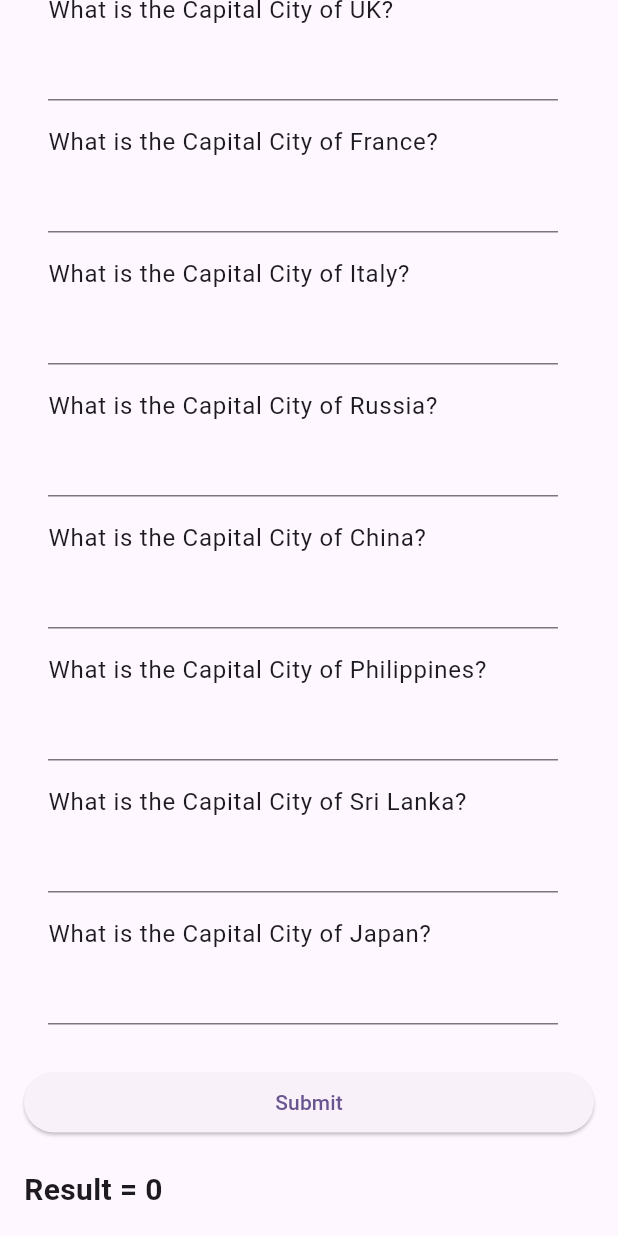
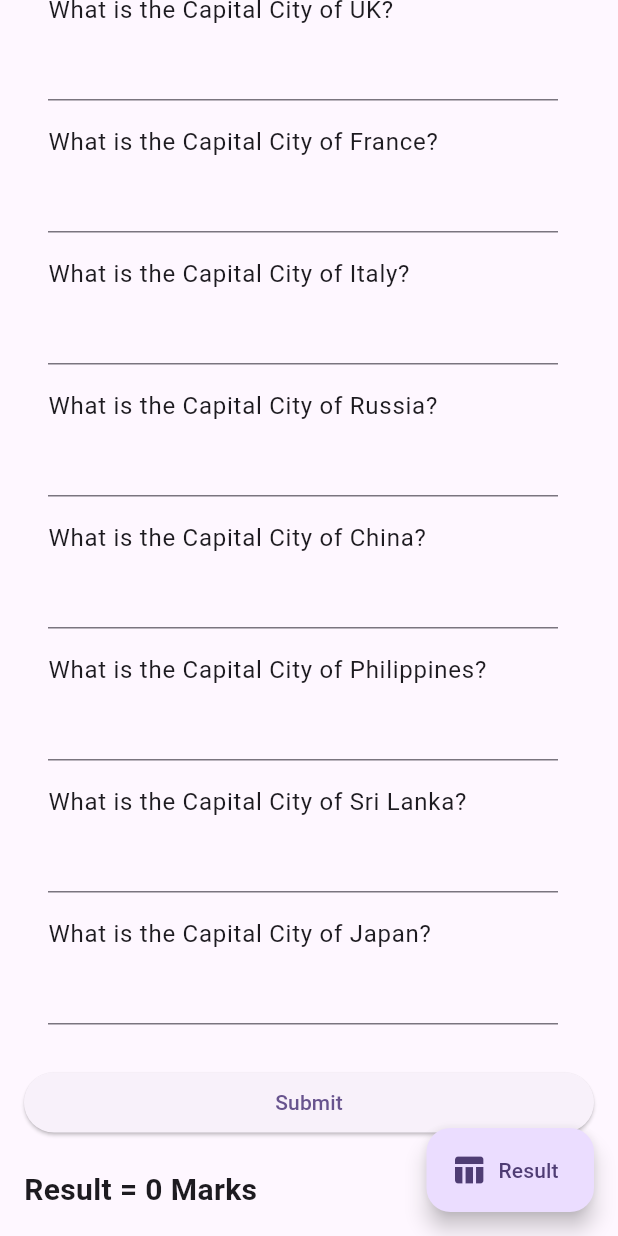
Before and after one commit to ckuthyar/mobileappdev, a Flutter app: the CapitalQuiz screen opened directly, scrolled down 205 dp, after a tap on "Submit", on a phone screen of 412 x 824 dp. Run offline on Flutter 3.47's test engine with Material 3 defaults, Android fonts, the phone set to English and light mode, and no system bars.

Commit message:
Quiz Questions

```diff
--- a/sangamone1/lib/screen8a.dart
+++ b/sangamone1/lib/screen8a.dart
@@ -1,4 +1,7 @@
 import 'package:flutter/material.dart';
+import 'package:sangamone1/screen8b.dart';
+import 'package:sangamone1/screen8c.dart';
+import 'package:sangamone1/util.dart';
 
 class Screen8a extends StatelessWidget {
   const Screen8a({super.key});
@@ -26,6 +29,8 @@ class _CapitalQuizState extends State<CapitalQuiz> {
   List<String> Answer = [
     "New Delhi", "Washington DC", "London", "Paris", "Rome", "Moscow", "Beijing", "Manila", "Colombo", "Tokyo"
   ];
+
+  List<Quiz> list1 = [];
 
   Map<String, String> Ans = {};
 
@@ -56,9 +61,14 @@ class _CapitalQuizState extends State<CapitalQuiz> {
           ElevatedButton(
             onPressed: () {
               int score = 0;
+              list1=[];
               for (int i = 0; i < Question.length; i++) {
                 if (Ans[Question[i]] == Answer[i]) {
                   score++;
+                  list1.add(Quiz(id: i,color: Colors.green,response: Ans[Question[i]],question: Question[i],answer: Answer[i],marks: 10));
+                }
+                else{
+                  list1.add(Quiz(id: i,color: Colors.red,response: Ans[Question[i]],question: Question[i],answer: Answer[i],marks: 0));
                 }
               }
               setState(() {
@@ -68,9 +78,15 @@ class _CapitalQuizState extends State<CapitalQuiz> {
             child: Text("Submit"),
           ),
           SizedBox(height: 20),
-          Text("Result = $sum", style: TextStyle(fontSize: 20, fontWeight: FontWeight.bold)),
+          Text("Result = ${sum*10} Marks", style: TextStyle(fontSize: 20, fontWeight: FontWeight.bold))
         ],
       ),
+      floatingActionButton: FloatingActionButton.extended(onPressed: (){
+        Navigator.push(context, MaterialPageRoute(builder: (context)=> Quizresult(list1: list1,)));
+      },
+        label: Text("Result "),
+        icon: Icon(Icons.table_chart),
+          ),
     );
   }
 }
--- /dev/null
+++ b/sangamone1/lib/util.dart
@@ -0,0 +1,23 @@
+import 'dart:convert';
+import 'dart:ui';
+
+class Quiz{
+  int? id;
+  Color? color;
+  String? question;
+  String? answer;
+  String? response;
+  int? marks;
+
+  Quiz({this.id,this.color,this.question,this.answer,this.response,this.marks});
+
+  Map<dynamic,dynamic> jsonconv(){
+    return {
+      "id": id,
+      "question": question,
+      "answer":answer,
+      "response":response,
+      "marks":marks
+    };
+  }
+}
```
Also changed, not shown: sangamone1/lib/screen8b.dart (added, +54 -0 lines), sangamone1/lib/screen8c.dart (added, +123 -0 lines).
